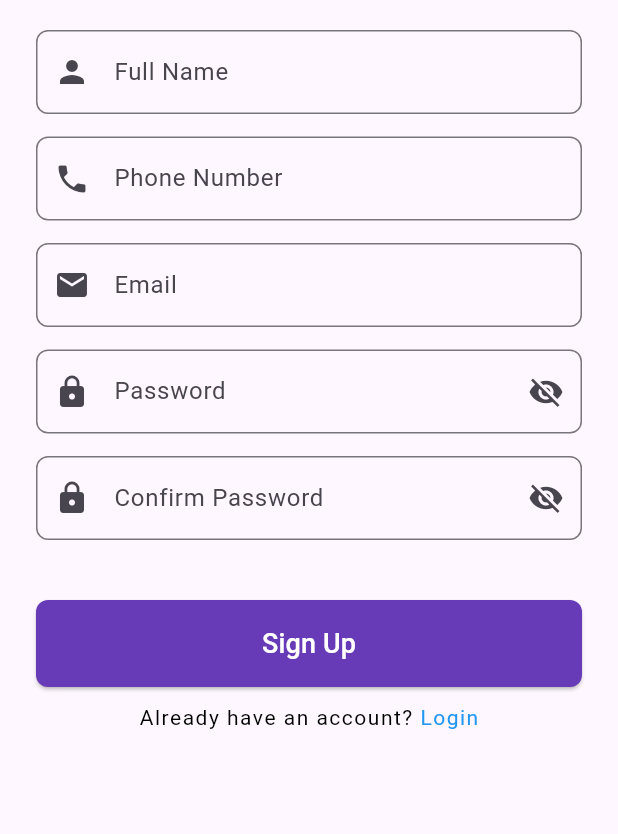
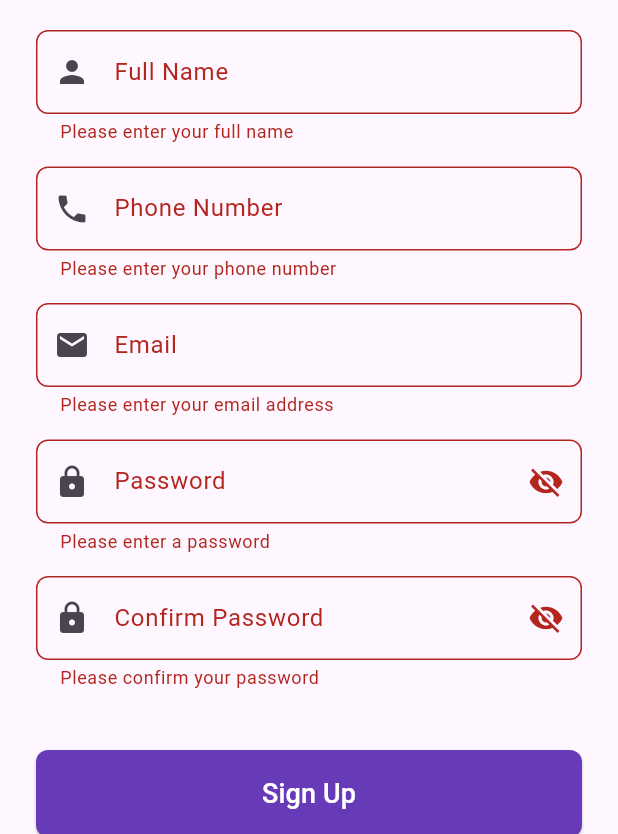
Before and after one commit to RijanPrajapati1/wheeloop, a Flutter app: the SignUpScreen screen opened by its route, after a tap on "Sign Up", on a phone screen of 412 x 824 dp, the part 402-1236 px from its top. Run offline on Flutter 3.47's test engine with Material 3 defaults, Android fonts, the phone set to English and light mode, and no system bars.

Commit message:
validation in signup_screen

```diff
--- a/lib/screen/signup/signup_screen.dart
+++ b/lib/screen/signup/signup_screen.dart
@@ -8,8 +8,48 @@ class SignUpScreen extends StatefulWidget {
 }
 
 class _SignUpScreenState extends State<SignUpScreen> {
+  final _formKey = GlobalKey<FormState>();
   bool _obscureTextPassword = true;
   bool _obscureTextConfirmPassword = true;
+
+  final TextEditingController _nameController = TextEditingController();
+  final TextEditingController _phoneController = TextEditingController();
+  final TextEditingController _emailController = TextEditingController();
+  final TextEditingController _passwordController = TextEditingController();
+  final TextEditingController _confirmPasswordController =
+      TextEditingController();
+
+  @override
+  void initState() {
+    super.initState();
+
+    // Add listeners to controllers to dynamically remove error
+    _nameController.addListener(() {
+      if (_formKey.currentState != null && !_formKey.currentState!.validate()) {
+        setState(() {});
+      }
+    });
+    _phoneController.addListener(() {
+      if (_formKey.currentState != null && !_formKey.currentState!.validate()) {
+        setState(() {});
+      }
+    });
+    _emailController.addListener(() {
+      if (_formKey.currentState != null && !_formKey.currentState!.validate()) {
+        setState(() {});
+      }
+    });
+    _passwordController.addListener(() {
+      if (_formKey.currentState != null && !_formKey.currentState!.validate()) {
+        setState(() {});
+      }
+    });
+    _confirmPasswordController.addListener(() {
+      if (_formKey.currentState != null && !_formKey.currentState!.validate()) {
+        setState(() {});
+      }
+    });
+  }
 
   @override
   Widget build(BuildContext context) {
@@ -28,6 +68,8 @@ class _SignUpScreenState extends State<SignUpScreen> {
       body: SingleChildScrollView(
         child: Padding(
           padding: const EdgeInsets.symmetric(horizontal: 24.0, vertical: 16.0),
+          child: Form(
+            key: _formKey,
             child: Column(
               crossAxisAlignment: CrossAxisAlignment.stretch,
               children: [
@@ -59,7 +101,9 @@ class _SignUpScreenState extends State<SignUpScreen> {
                   ),
                 ),
                 const SizedBox(height: 20),
-              TextField(
+                // Full Name TextField
+                TextFormField(
+                  controller: _nameController,
                   decoration: InputDecoration(
                     labelText: "Full Name",
                     prefixIcon: const Icon(Icons.person),
@@ -67,9 +111,17 @@ class _SignUpScreenState extends State<SignUpScreen> {
                       borderRadius: BorderRadius.circular(8),
                     ),
                   ),
+                  validator: (value) {
+                    if (value == null || value.isEmpty) {
+                      return 'Please enter your full name';
+                    }
+                    return null;
+                  },
                 ),
                 const SizedBox(height: 15),
-              TextField(
+                // Phone Number TextField
+                TextFormField(
+                  controller: _phoneController,
                   keyboardType: TextInputType.phone,
                   decoration: InputDecoration(
                     labelText: "Phone Number",
@@ -78,9 +130,19 @@ class _SignUpScreenState extends State<SignUpScreen> {
                       borderRadius: BorderRadius.circular(8),
                     ),
                   ),
+                  validator: (value) {
+                    if (value == null || value.isEmpty) {
+                      return 'Please enter your phone number';
+                    } else if (value.length != 10) {
+                      return 'Phone number must be exactly 10 digits';
+                    }
+                    return null;
+                  },
                 ),
                 const SizedBox(height: 15),
-              TextField(
+                // Email TextField
+                TextFormField(
+                  controller: _emailController,
                   keyboardType: TextInputType.emailAddress,
                   decoration: InputDecoration(
                     labelText: "Email",
@@ -89,9 +151,19 @@ class _SignUpScreenState extends State<SignUpScreen> {
                       borderRadius: BorderRadius.circular(8),
                     ),
                   ),
+                  validator: (value) {
+                    if (value == null || value.isEmpty) {
+                      return 'Please enter your email address';
+                    } else if (!RegExp(r'\S+@\S+\.\S+').hasMatch(value)) {
+                      return 'Please enter a valid email address';
+                    }
+                    return null;
+                  },
                 ),
                 const SizedBox(height: 15),
-              TextField(
+                // Password TextField
+                TextFormField(
+                  controller: _passwordController,
                   obscureText: _obscureTextPassword,
                   decoration: InputDecoration(
                     labelText: "Password",
@@ -112,9 +184,19 @@ class _SignUpScreenState extends State<SignUpScreen> {
                       borderRadius: BorderRadius.circular(8),
                     ),
                   ),
+                  validator: (value) {
+                    if (value == null || value.isEmpty) {
+                      return 'Please enter a password';
+                    } else if (value.length < 6) {
+                      return 'Password must be at least 6 characters';
+                    }
+                    return null;
+                  },
                 ),
                 const SizedBox(height: 15),
-              TextField(
+                // Confirm Password TextField
+                TextFormField(
+                  controller: _confirmPasswordController,
                   obscureText: _obscureTextConfirmPassword,
                   decoration: InputDecoration(
                     labelText: "Confirm Password",
@@ -136,11 +218,25 @@ class _SignUpScreenState extends State<SignUpScreen> {
                       borderRadius: BorderRadius.circular(8),
                     ),
                   ),
+                  validator: (value) {
+                    if (value == null || value.isEmpty) {
+                      return 'Please confirm your password';
+                    } else if (value != _passwordController.text) {
+                      return 'Passwords do not match';
+                    }
+                    return null;
+                  },
                 ),
                 const SizedBox(height: 40),
+                // Sign Up Button
                 ElevatedButton(
                   onPressed: () {
-                  // Add signup logic here
+                    if (_formKey.currentState?.validate() ?? false) {
+                      // If form is valid, perform sign-up logic
+                      ScaffoldMessenger.of(context).showSnackBar(
+                        const SnackBar(content: Text('Processing Data')),
+                      );
+                    }
                   },
                   style: ElevatedButton.styleFrom(
                     backgroundColor: Colors.deepPurple,
@@ -155,6 +251,7 @@ class _SignUpScreenState extends State<SignUpScreen> {
                   ),
                 ),
                 const SizedBox(height: 10),
+                // Login Navigation
                 Row(
                   mainAxisAlignment: MainAxisAlignment.center,
                   children: [
@@ -164,7 +261,6 @@ class _SignUpScreenState extends State<SignUpScreen> {
                     ),
                     GestureDetector(
                       onTap: () {
-                      // Navigate to login screen
                         Navigator.pushNamed(context, '/login');
                       },
                       child: const Text(
@@ -178,6 +274,7 @@ class _SignUpScreenState extends State<SignUpScreen> {
             ),
           ),
         ),
+      ),
     );
   }
 }
```
Lines whose indentation alone changed are shown as unchanged.
